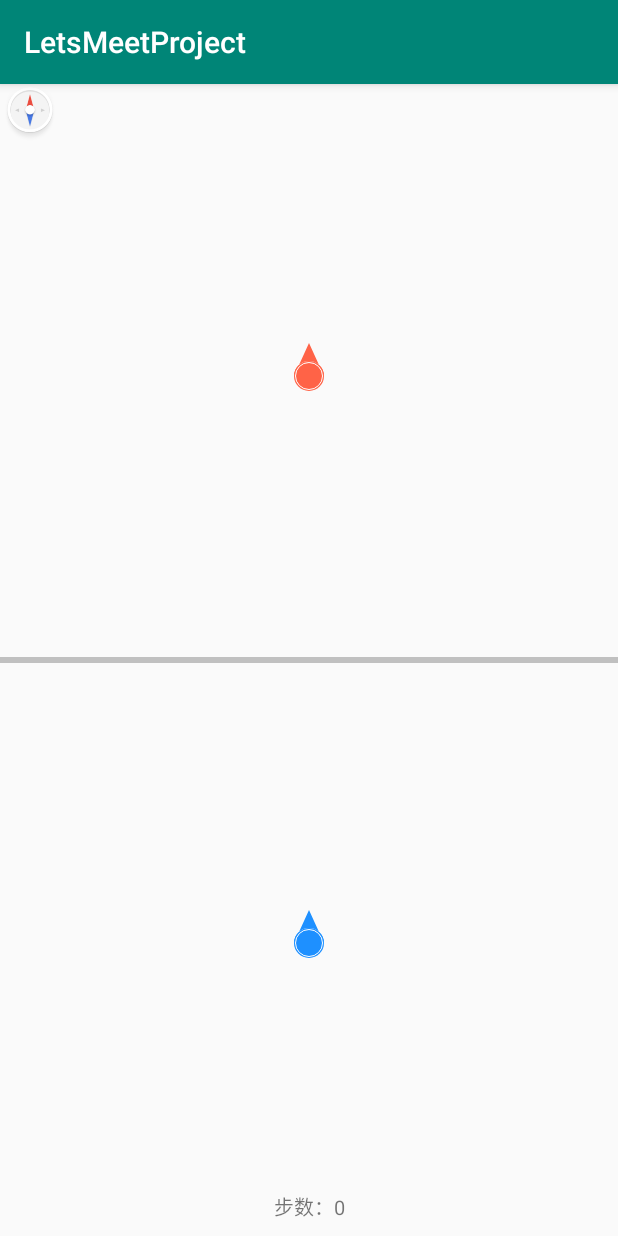
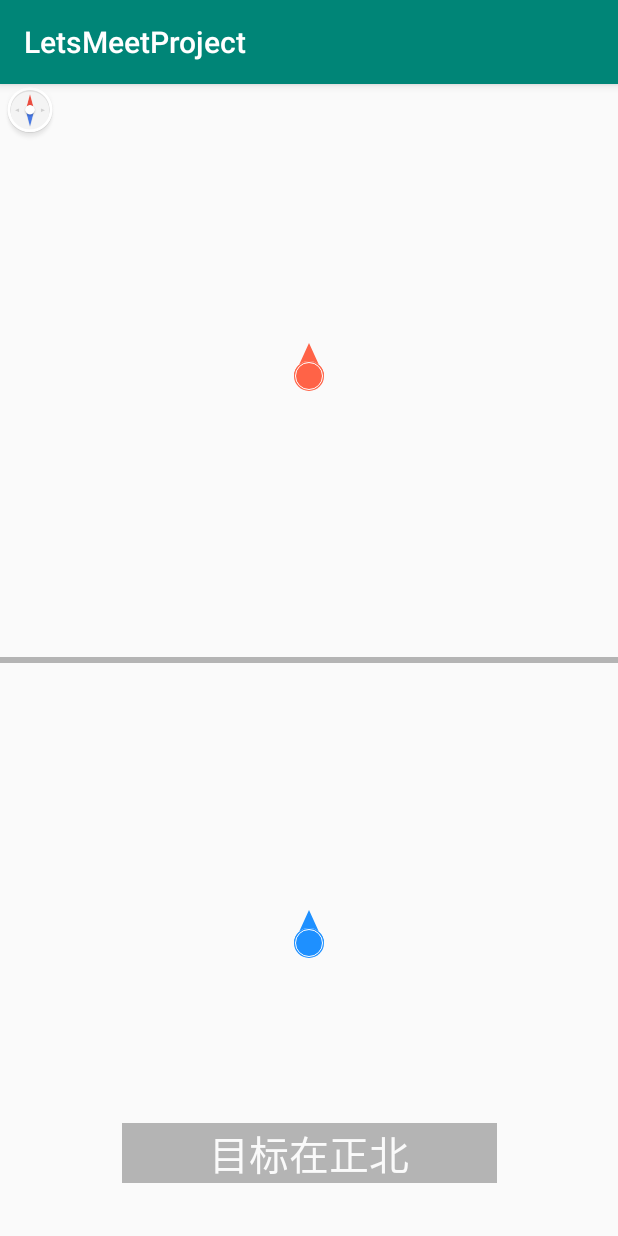
Before and after one commit to chenying1/LetsMeetProject, an Android app: the screen it shows after launch (MainActivity), on a phone screen of 412 x 824 dp. Run offline under Robolectric (Android 15) with nearby library versions, the phone set to English and light mode, and no system bars; 1 statement that could not run was skipped.

Commit message:
添加了字幕导航模块

```diff
--- a/app/src/main/AndroidManifest.xml
+++ b/app/src/main/AndroidManifest.xml
@@ -11,6 +11,7 @@
 
     <uses-permission android:name="android.permission.ACCESS_FINE_LOCATION" />
     <uses-permission android:name="android.permission.ACCESS_COARSE_LOCATION" />
+    <uses-feature android:name="android.hardware.location.gps" />
 
     <uses-permission android:name="android.permission.CHANGE_WIFI_STATE" />
 
--- a/app/src/main/java/com/letsmeet/letsmeetproject/MainActivity.java
+++ b/app/src/main/java/com/letsmeet/letsmeetproject/MainActivity.java
@@ -21,7 +21,9 @@ import android.widget.TextView;
 import android.widget.Toast;
 
 import com.letsmeet.letsmeetproject.communicate.Communication;
+import com.letsmeet.letsmeetproject.gps.GpsCompare;
 import com.letsmeet.letsmeetproject.gps.GpsInfo;
+import com.letsmeet.letsmeetproject.gps.LocationCallback;
 import com.letsmeet.letsmeetproject.sensor.MySensorEventListener;
 import com.letsmeet.letsmeetproject.sensor.OrientCallback;
 import com.letsmeet.letsmeetproject.sensor.StepDetectedCallback;
@@ -34,13 +36,14 @@ import org.json.JSONObject;
 import java.util.Timer;
 import java.util.TimerTask;
 
-public class MainActivity extends AppCompatActivity implements OrientCallback,StepDetectedCallback {
+public class MainActivity extends AppCompatActivity implements OrientCallback,StepDetectedCallback,LocationCallback {
 
     private static final int REQUEST_CODE_ACCESS_COARSE_LOCATION = 1;
     private Context context = this;
     private TextView stepDetector;
     private SensorManager sensorManager;
     private Communication communication;
+    private TextView navigateView;
 
     private float rotateDegree;
     private float lastReceiveDegree;
@@ -48,9 +51,17 @@ public class MainActivity extends AppCompatActivity implements OrientCallback,St
     private  MySensorEventListener listener;
     private Timer orientSendTimer;
     private Timer orientReceiveTimer;
+    private Timer navigateTimer;
 
     private MyView myView;
     private MyView otherView;
+
+    private GpsCompare gpsCompare;
+
+    double longitude = 0;
+    double latitude = 0;
+    double longitude_other = 0;
+    double latitude_other = 0;
 
 //    private Button other_addbtn;
 ////    private Button other_subtractbtn;
@@ -74,7 +85,11 @@ public class MainActivity extends AppCompatActivity implements OrientCallback,St
                     break;
                 case 1:
                     int stepCount = (int) msg.obj;
-                    stepDetector.setText("步数:"+stepCount);
+//                    stepDetector.setText("步数:"+stepCount);
+                    break;
+                case 2:   //更新导航提示
+                    String string = (String) msg.obj;
+                    navigateView.setText("目标在:"+string);
                     break;
             }
         };
@@ -88,10 +103,12 @@ public class MainActivity extends AppCompatActivity implements OrientCallback,St
 //        other_addbtn = (Button) findViewById(R.id.other_add_btn);
 //        other_subtractbtn = (Button) findViewById(R.id.other_subtract_btn);
 
-        stepDetector = (TextView) findViewById(R.id.stepDetector);
+//        stepDetector = (TextView) findViewById(R.id.stepDetector);
 
         myView = (MyView) findViewById(R.id.myView);
         otherView = (MyView) findViewById(R.id.otherView);
+
+        navigateView = (TextView) findViewById(R.id.navigation);
 
         myView.setArrowColor(getResources().getColor(R.color.deepblue));
         sensorManager = (SensorManager) getSystemService(Context.SENSOR_SERVICE);
@@ -108,7 +125,10 @@ public class MainActivity extends AppCompatActivity implements OrientCallback,St
 
         startOrient();
 
-        gpsInfo = new GpsInfo(context);
+        gpsInfo = new GpsInfo(context,communication);
+        gpsCompare = new GpsCompare();
+
+        startNavigate();
     }
 
 
@@ -122,8 +142,7 @@ public class MainActivity extends AppCompatActivity implements OrientCallback,St
         JSONObject jsonObject = new JSONObject();
         JSONObject data = new JSONObject();
         try {
-            jsonObject.put("status",2);
-
+            jsonObject.put("status",Config.STATUS_STEP_DETECT);
             data.put("curX",myView.getCurX());
             data.put("curY",myView.getCurY());
             jsonObject.put("data",data);
@@ -133,16 +152,27 @@ public class MainActivity extends AppCompatActivity implements OrientCallback,St
         communication.send(jsonObject.toString());
     }
 
+    //发送加速度
+    //此方法用于测试，之后可能删除
     @Override
     public void stepDetected(String string) {
         JSONObject jsonObject = new JSONObject();
         try {
-            jsonObject.put("status",3);
+            jsonObject.put("status",Config.STATUS_ACCELERATE);
             jsonObject.put("data",string);
         } catch (JSONException e) {
             e.printStackTrace();
         }
         communication.send(jsonObject.toString());
+    }
+
+    /**
+     * 导航提醒回调，当位置发生变化时
+     * @param navigation
+     */
+    @Override
+    public void navigationCallback(String navigation) {
+
     }
 
     /**
@@ -164,6 +194,37 @@ public class MainActivity extends AppCompatActivity implements OrientCallback,St
         myView.orientChanged(orient);
     }
 
+    private void startNavigate(){
+        navigateTimer = new Timer();
+        TimerTask navigateTask = new TimerTask() {
+            @Override
+            public void run() {
+                if (gpsChanged(longitude,gpsInfo.longitude)||
+                        gpsChanged(latitude,gpsInfo.latitude)||
+                        gpsChanged(longitude_other,Communication.receiveLongitude)||
+                        gpsChanged(latitude_other,Communication.receiveLatitude)){
+                    longitude = gpsInfo.longitude;
+                    latitude = gpsInfo.latitude;
+                    longitude_other = Communication.receiveLongitude;
+                    latitude_other = Communication.receiveLatitude;
+                    String navigateString = gpsCompare.compareBtoA(longitude,latitude,longitude_other,latitude_other);
+                    if (navigateString!=null){
+                        handler.obtainMessage(2,navigateString).sendToTarget();
+                    }
+                }
+            }
+        };
+        navigateTimer.schedule(navigateTask,0,3000);
+    }
+
+    private boolean gpsChanged(double lastNum, double newNum){
+        if (Math.abs(lastNum-newNum)>0.00001){
+            return true;
+        }
+        return false;
+    }
+
+
     /**
      * 开始发数据、收数据
      */
@@ -172,30 +233,26 @@ public class MainActivity extends AppCompatActivity implements OrientCallback,St
         orientReceiveTimer.schedule(new TimerTask() {
             @Override
             public void run() {
-                Float now = Float.parseFloat(Communication.receive);
+                Float now = Float.parseFloat(Communication.receiveOrient);
                 if (Math.abs(lastReceiveDegree - now)>1){
 //                    handler.obtainMessage(0,Float.toString(now)).sendToTarget();
                     otherView.orientChanged(now);
                     lastReceiveDegree = now;
                 }
-
                 int stepCountNew = Communication.otherStepCount;
-
-
             }
         }, Config.delay, Config.period);
 
-        //定时器每隔1s发数据
+        //定时器每隔1s发数据 角度
         orientSendTimer.schedule(new TimerTask() {
             float lastRotateDegree = 0;
             public void run() {
                 if (Math.abs(rotateDegree - lastRotateDegree) > 1){
                     lastRotateDegree = rotateDegree;
                     JSONObject sendString = new JSONObject();
-                    int status = 0;
                     String data = Float.toString(rotateDegree);
                     try {
-                        sendString.put("status",status);
+                        sendString.put("status",Config.STATUS_ORIENT);
                         sendString.put("data",data);
                     } catch (JSONException e) {
                         e.printStackTrace();
@@ -226,25 +283,9 @@ public class MainActivity extends AppCompatActivity implements OrientCallback,St
      * 获取wifi列表必须获得位置权限
      */
     public void requestLocationPermission(){
-        if (Build.VERSION.SDK_INT < Build.VERSION_CODES.M) {//如果 API level 是小于等于 23(Android 6.0) 时 不需要申请权限
+        if (Build.VERSION.SDK_INT < Build.VERSION_CODES.M) {//如果 API level 是小于等于 23(Android 6.0) 时 不需要显式申请权限
             return;
         }
-
-//        String[] PERMS_INITIAL={Manifest.permission.ACCESS_FINE_LOCATION};
-//        requestPermissions(PERMS_INITIAL,127);
-
-//        while (ContextCompat.checkSelfPermission(this,
-//                Manifest.permission.ACCESS_COARSE_LOCATION) != PackageManager.PERMISSION_GRANTED) {
-//            //判断是否需要向用户解释为什么需要申请该权限
-//            if (ActivityCompat.shouldShowRequestPermissionRationale(this,
-//                    Manifest.permission.ACCESS_COARSE_LOCATION)) {
-//                Toast.makeText(this, "自Android 6.0开始需要打开位置权限才可以搜索到WIFI设备", Toast.LENGTH_SHORT);
-//            }
-//            //请求权限
-//            ActivityCompat.requestPermissions(this,
-//                    new String[]{Manifest.permission.ACCESS_COARSE_LOCATION},
-//                    REQUEST_CODE_ACCESS_COARSE_LOCATION);
-//        }
         while (ContextCompat.checkSelfPermission(this,
                 Manifest.permission.ACCESS_COARSE_LOCATION) != PackageManager.PERMISSION_GRANTED
                 ||ContextCompat.checkSelfPermission(this,
--- a/app/src/main/java/com/letsmeet/letsmeetproject/MyView.java
+++ b/app/src/main/java/com/letsmeet/letsmeetproject/MyView.java
@@ -124,7 +124,6 @@ public class MyView extends View {
         }
         gestureDetector.onTouchEvent(event);
         scaleGestureDetector.onTouchEvent(event);
-
         return true;
     }
 
@@ -222,7 +221,7 @@ public class MyView extends View {
     }
 
 
-    public class GestureListener implements GestureDetector.OnGestureListener{
+    private class GestureListener implements GestureDetector.OnGestureListener{
         private float preScrollX = 0;
         private float preScrollY = 0;
         @Override
@@ -267,7 +266,7 @@ public class MyView extends View {
     }
 
 
-    public class ScaleGestureListener implements ScaleGestureDetector.OnScaleGestureListener {
+    private class ScaleGestureListener implements ScaleGestureDetector.OnScaleGestureListener {
         private float preScale = 1;
         @Override
         public boolean onScale(ScaleGestureDetector detector) {
--- a/app/src/main/java/com/letsmeet/letsmeetproject/communicate/Communication.java
+++ b/app/src/main/java/com/letsmeet/letsmeetproject/communicate/Communication.java
@@ -1,6 +1,7 @@
 package com.letsmeet.letsmeetproject.communicate;
 
 import android.os.AsyncTask;
+import android.util.Log;
 
 import com.letsmeet.letsmeetproject.MyView;
 import com.letsmeet.letsmeetproject.setting.Config;
@@ -21,9 +22,10 @@ public class Communication {
     private boolean isSendMsgReady;
     public BufferedReader mReader;
     private BufferedWriter mWriter;
-    public static String receive = "0.0";
+    public static String receiveOrient = "0.0";
     public static int otherStepCount = 0;
-//    private Boolean is
+    public static double receiveLongitude;
+    public static double receiveLatitude;
 
     private String TAG = "Communication";
     private MyView otherView;
@@ -54,7 +56,7 @@ public class Communication {
         if (msg==null||msg.length()==0||(!isSendMsgReady)){
             return;
         }
-//        Log.e(TAG,msg);
+        Log.e(TAG,"send:"+msg);
         try {
             //通过BufferedWriter对象向服务器写数据
             mWriter.write(msg+"\n");
@@ -110,11 +112,11 @@ public class Communication {
                     while (true){
                         if (isReceivingMsgReady&&mReader.ready()) {
                             JSONObject receiveMsg = new JSONObject(mReader.readLine());
-//                            Log.e("receiveMsg:",receiveMsg.toString());
+                            Log.e("receiveMsg:",receiveMsg.toString());
                             int status = (int)receiveMsg.get("status");
                             switch (status) {
                                 case 0:
-                                    receive = (String)receiveMsg.get("data");
+                                    receiveOrient = (String)receiveMsg.get("data");
                                     break;
                                 case 2:
 //                                    Log.e("TAG","对方步伐有更新。");
@@ -124,11 +126,14 @@ public class Communication {
                                     double y = (double) coordinate.get("curY");
                                     otherView.autoAddStep((float) x,(float)y);
                                     break;
+                                case 4:
+                                    Log.e("TAG","对方Location更新");
+                                    JSONObject location = (JSONObject) receiveMsg.get("data");
+                                    receiveLongitude = location.getDouble("longitude");
+                                    receiveLatitude = location.getDouble("latitude");
+                                    Log.e("TAG","longitude_other:"+receiveLongitude);
+                                    Log.e("TAG","latitude_other:"+receiveLongitude);
                             }
-//                            if ( == 0){
-//                                // 状态码为0，表示对方的角度值
-//
-//                            }
                         }
                         Thread.sleep(1000);
                     }
--- a/app/src/main/java/com/letsmeet/letsmeetproject/gprsInfo/GetGPRSInfo.java
+++ b/app/src/main/java/com/letsmeet/letsmeetproject/gprsInfo/GetGPRSInfo.java
@@ -62,9 +62,9 @@ public class GetGPRSInfo {
             infos = mTelephonyManager.getAllCellInfo();
         }
 
-        StringBuffer sb = new StringBuffer("邻区基站总数 : " + infos.size() + "\n");
+        StringBuffer sb = new StringBuffer("基站总数 : " + infos.size() + "\n");
 
-        for (CellInfo info1 : infos) { // 根据邻区总数进行循环
+        for (CellInfo info1 : infos) {
 
             if (info1 instanceof CellInfoLte){
                 CellInfoLte info = (CellInfoLte) info1;
--- a/app/src/main/java/com/letsmeet/letsmeetproject/gps/GpsInfo.java
+++ b/app/src/main/java/com/letsmeet/letsmeetproject/gps/GpsInfo.java
@@ -12,6 +12,12 @@ import android.os.Bundle;
 import android.support.v4.content.ContextCompat;
 import android.util.Log;
 
+import com.letsmeet.letsmeetproject.communicate.Communication;
+import com.letsmeet.letsmeetproject.setting.Config;
+
+import org.json.JSONException;
+import org.json.JSONObject;
+
 import java.util.ArrayList;
 import java.util.Iterator;
 import java.util.List;
@@ -23,11 +29,17 @@ public class GpsInfo {
 
     private LocationListener locationListener;
     private Location location;  //位置信息
+    public double longitude;
+    public double latitude;
     private List<GpsSatellite> satelliteList = new ArrayList<>(); // 卫星信息
     private static final String TAG = "GpsInfo";
+    private Communication communication;
+    private GpsCompare gpsCompare;
 
-    public GpsInfo(Context context){
+    public GpsInfo(Context context, Communication communication){
         this.context = context;
+        this.communication = communication;
+        gpsCompare = new GpsCompare();
         init();
     }
 
@@ -40,6 +52,7 @@ public class GpsInfo {
         locationListener = new MyLocationListener();
         updateLocation(location);
         lm.requestLocationUpdates(LocationManager.GPS_PROVIDER, 3000, 8, locationListener);
+        lm.requestLocationUpdates(LocationManager.NETWORK_PROVIDER,3000,8,locationListener);
         lm.addGpsStatusListener(statusListener);
     }
 
@@ -47,10 +60,22 @@ public class GpsInfo {
     private void updateLocation(Location newLocation){
         if (newLocation!=null){
            this.location = newLocation;
+           this.longitude = location.getLongitude();
+           this.latitude = location.getLatitude();
+            JSONObject sendMsg = new JSONObject();
+            JSONObject data = new JSONObject();
+            try {
+                sendMsg.put("status",Config.STATUS_LOCATION);
+                data.put("longitude",this.longitude);
+                data.put("latitude",this.latitude);
+                sendMsg.put("data",data);
+            } catch (JSONException e) {
+                e.printStackTrace();
+            }
+           communication.send(sendMsg.toString());
            Log.e(TAG,"经度:"+location.getLatitude());
             Log.e(TAG,"纬度:"+location.getLongitude());
-            Log.e(TAG,"高度:"+location.getAltitude());
-            Log.e(TAG,"方向:"+location.getBearing());
+              Log.e(TAG,"方向:"+location.getBearing());
             Log.e(TAG,"速度:"+location.getSpeed());
         }
     }
@@ -66,7 +91,7 @@ public class GpsInfo {
             int index = 0;
             while (it.hasNext() && index <= maxSatellites) {
                 GpsSatellite s = it.next();
-                if (s.getSnr() != 0)//只有信躁比不为0的时候才算搜到了卫星
+                if (s.getSnr() != 0)//去掉信躁比为0的卫星
                 {
                     satelliteList.add(s);
                 }
@@ -81,7 +106,7 @@ public class GpsInfo {
     /**
      * 卫星状态监听器
      */
-    private final GpsStatus.Listener statusListener = new GpsStatus.Listener() {
+    private GpsStatus.Listener statusListener = new GpsStatus.Listener() {
         // GPS状态变化时的回调，如卫星数发生改变
         public void onGpsStatusChanged(int event) {
             GpsStatus status = null;
@@ -93,7 +118,9 @@ public class GpsInfo {
         }
     };
 
-
+    /**
+     * 位置监听器
+     */
     class MyLocationListener implements LocationListener{
         @Override
         public void onLocationChanged(Location location) {
--- /dev/null
+++ b/app/src/main/java/com/letsmeet/letsmeetproject/gps/LocationCallback.java
@@ -0,0 +1,5 @@
+package com.letsmeet.letsmeetproject.gps;
+
+public interface LocationCallback {
+    void navigationCallback(String navigation);
+}
--- a/app/src/main/java/com/letsmeet/letsmeetproject/sensor/MySensorEventListener.java
+++ b/app/src/main/java/com/letsmeet/letsmeetproject/sensor/MySensorEventListener.java
@@ -69,7 +69,7 @@ public class MySensorEventListener implements SensorEventListener {
         task = new TimerTask() {
             @Override
             public void run() {
-                //加速度
+                //发送加速度
                 if (acValues>0) {
                     list.add((float) acValues);
                     if (list.size()>=len*2) {
--- a/app/src/main/res/layout/activity_main.xml
+++ b/app/src/main/res/layout/activity_main.xml
@@ -53,18 +53,18 @@
         app:layout_constraintStart_toStartOf="parent"
         app:layout_constraintTop_toBottomOf="@+id/parting_line" />
 
-    <TextView
-        android:id="@+id/stepDetector"
-        android:layout_width="wrap_content"
-        android:layout_height="20dp"
-        android:layout_marginStart="8dp"
-        android:layout_marginEnd="8dp"
-        android:layout_marginBottom="10dp"
-        android:text="步数：0"
-        android:textSize="20px"
-        app:layout_constraintBottom_toBottomOf="parent"
-        app:layout_constraintEnd_toEndOf="parent"
-        app:layout_constraintStart_toStartOf="parent" />
+    <!--<TextView-->
+        <!--android:id="@+id/stepDetector"-->
+        <!--android:layout_width="wrap_content"-->
+        <!--android:layout_height="20dp"-->
+        <!--android:layout_marginStart="8dp"-->
+        <!--android:layout_marginEnd="8dp"-->
+        <!--android:layout_marginBottom="10dp"-->
+        <!--android:text="步数：0"-->
+        <!--android:textSize="20px"-->
+        <!--app:layout_constraintBottom_toBottomOf="parent"-->
+        <!--app:layout_constraintEnd_toEndOf="parent"-->
+        <!--app:layout_constraintStart_toStartOf="parent" />-->
 
     <ImageView
         android:id="@+id/imageView"
@@ -73,6 +73,23 @@
         app:layout_constraintStart_toStartOf="parent"
         app:layout_constraintTop_toTopOf="parent"
         app:srcCompat="@drawable/compass" />
+
+    <TextView
+        android:id="@+id/navigation"
+        android:layout_width="250dp"
+        android:layout_height="40dp"
+        android:layout_marginStart="8dp"
+        android:layout_marginEnd="8dp"
+        android:layout_marginBottom="35dp"
+        android:background="@color/grey"
+        android:gravity="center_vertical"
+        android:text="目标在正北"
+        android:textAlignment="center"
+        android:textColor="@color/white"
+        android:textSize="40px"
+        app:layout_constraintBottom_toBottomOf="parent"
+        app:layout_constraintEnd_toEndOf="parent"
+        app:layout_constraintStart_toStartOf="parent" />
 
     <!--<Button-->
         <!--android:id="@+id/other_add_btn"-->
--- a/app/src/main/res/values/colors.xml
+++ b/app/src/main/res/values/colors.xml
@@ -6,6 +6,9 @@
     <color name="deepblue">#1E90FF</color> <!--蓝色 -->
 
     <color name="red">#FF6347</color> <!--红色 -->
-    <color name="grey">#C0C0C0</color> <!--灰色 -->
+
+    <color name="white">#eeffffff</color>
+    <color name="grey">#90808080</color> <!-- 灰色 设置了透明度 -->
+
 
 </resources>
```
Also changed, not shown: app/src/main/java/com/letsmeet/letsmeetproject/gps/GpsCompare.java (added, +73 -0 lines), app/src/main/java/com/letsmeet/letsmeetproject/setting/Config.java (+14 -1 lines).
